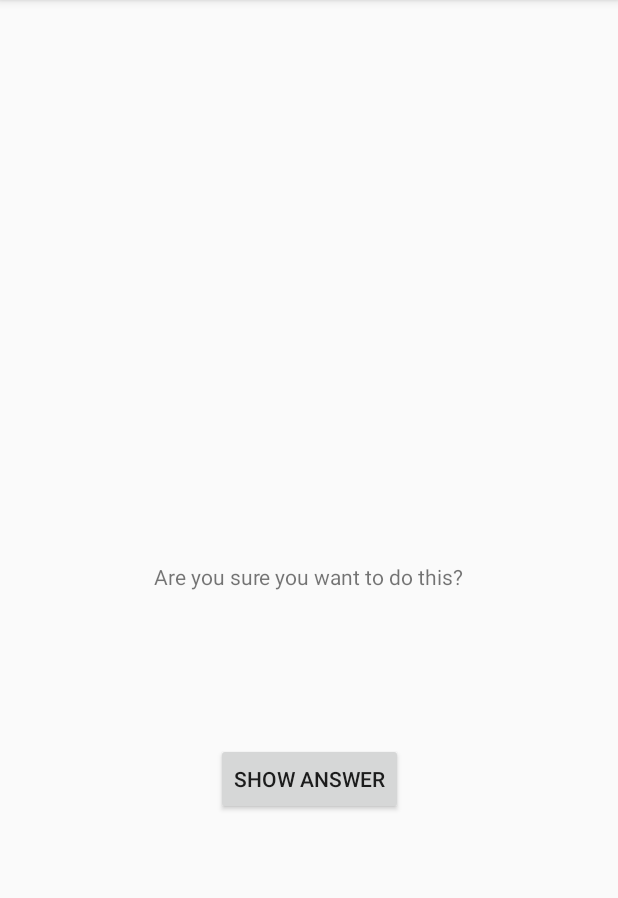
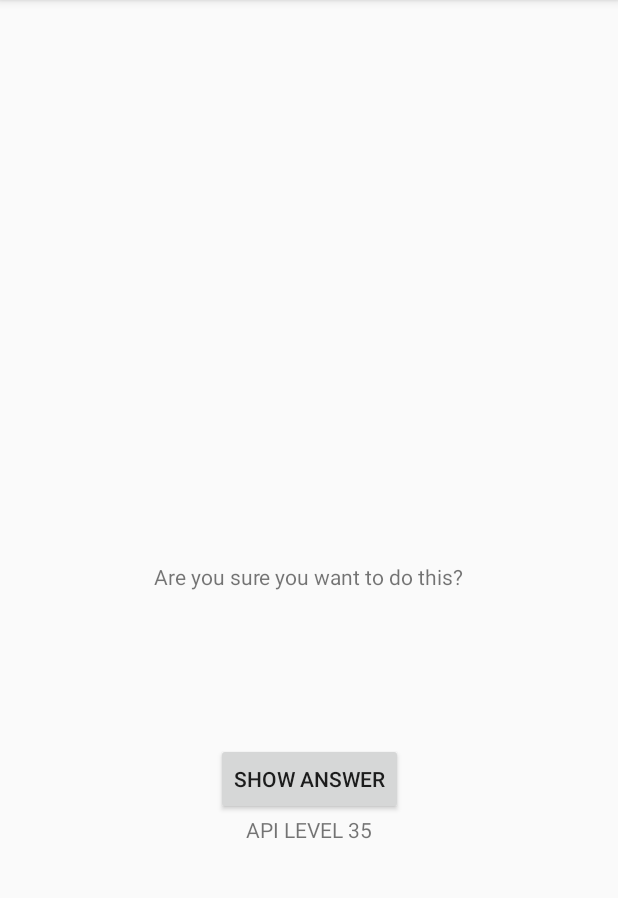
Before and after one commit to aishwaryamallampati/AndroidDevelopment, an Android app: the CheatActivity screen opened directly, with no data from a screen before it, on a phone screen of 412 x 824 dp, the part 84-982 px from its top. Run offline under Robolectric (Android 15) with nearby library versions, the light colour scheme and no system bars.

Commit message:
Added api level string and also limited the number of cheats to 3

```diff
--- a/GeoQuiz/app/src/main/java/com/android/geoquiz/CheatActivity.kt
+++ b/GeoQuiz/app/src/main/java/com/android/geoquiz/CheatActivity.kt
@@ -27,6 +27,7 @@ class CheatActivity : AppCompatActivity() {
 
     private lateinit var tvAnswer: TextView
     private lateinit var btnShowAnswer: Button
+    private lateinit var tvApiLevel: TextView
 
     private var answerIsTrue = false
 
@@ -38,6 +39,8 @@ class CheatActivity : AppCompatActivity() {
         answerIsTrue = intent.getBooleanExtra(EXTRA_ANSWER_IS_TRUE, false)
         tvAnswer = findViewById(R.id.tv_answer)
         btnShowAnswer = findViewById(R.id.btn_show_answer)
+        tvApiLevel = findViewById(R.id.tv_apiLevel)
+        tvApiLevel.setText(String.format(getString(R.string.api_level), android.os.Build.VERSION.SDK_INT))
 
         btnShowAnswer.setOnClickListener {
             val textAnswer = when {
--- a/GeoQuiz/app/src/main/java/com/android/geoquiz/utils/Constants.kt
+++ b/GeoQuiz/app/src/main/java/com/android/geoquiz/utils/Constants.kt
@@ -5,5 +5,6 @@ class Constants {
         const val TOAST_XOFFSET = 0
         const val TOAST_YOFFSET = 200
         const val EXTRA_ANSWER_SHOWN = "com.android.geoquiz.answer_shown"
+        const val MAX_CHEAT_COUNT = 3
     }
 }
--- a/GeoQuiz/app/src/main/java/com/android/geoquiz/viewmodel/QuizViewModel.kt
+++ b/GeoQuiz/app/src/main/java/com/android/geoquiz/viewmodel/QuizViewModel.kt
@@ -23,6 +23,7 @@ class QuizViewModel : ViewModel() {
     var currentIndex = 0
     private var questionsAnswered = 0
     private var questionsAnsweredCorrectly = 0
+    var cheatCount = 0
 
     val currentQuestionText: Int
         get() = questionBank[currentIndex].textResId
@@ -59,6 +60,7 @@ class QuizViewModel : ViewModel() {
     fun markQuestionAsCheated(userCheated: Boolean) {
         Log.i(TAG, "markQuestionAsCheated()")
         questionBank[currentIndex].userCheated = userCheated
+        cheatCount += 1
     }
 
     fun incrementCorrectAnswerCount() {
--- a/GeoQuiz/app/src/main/res/layout/activity_cheat.xml
+++ b/GeoQuiz/app/src/main/res/layout/activity_cheat.xml
@@ -37,6 +37,14 @@
         android:text="@string/btn_show_answer"
         app:layout_constraintLeft_toLeftOf="parent"
         app:layout_constraintRight_toRightOf="parent"
-        app:layout_constraintTop_toBottomOf="@id/tv_answer" />
+        app:layout_constraintTop_toBottomOf="@id/tv_answer"/>
+
+    <TextView
+        android:id="@+id/tv_apiLevel"
+        android:layout_width="wrap_content"
+        android:layout_height="wrap_content"
+        app:layout_constraintLeft_toLeftOf="parent"
+        app:layout_constraintRight_toRightOf="parent"
+        app:layout_constraintTop_toBottomOf="@id/btn_show_answer"/>
 
 </androidx.constraintlayout.widget.ConstraintLayout>
--- a/GeoQuiz/app/src/main/res/values/strings.xml
+++ b/GeoQuiz/app/src/main/res/values/strings.xml
@@ -17,4 +17,5 @@
     <string name="btn_show_answer">Show Answer</string>
     <string name="btn_cheat">Cheat!</string>
     <string name="toast_judgement">Cheating is wrong.</string>
+    <string name="api_level">API LEVEL %d</string>
 </resources>
```
Also changed, not shown: GeoQuiz/app/src/main/java/com/android/geoquiz/MainActivity.kt (+17 -1 lines).
